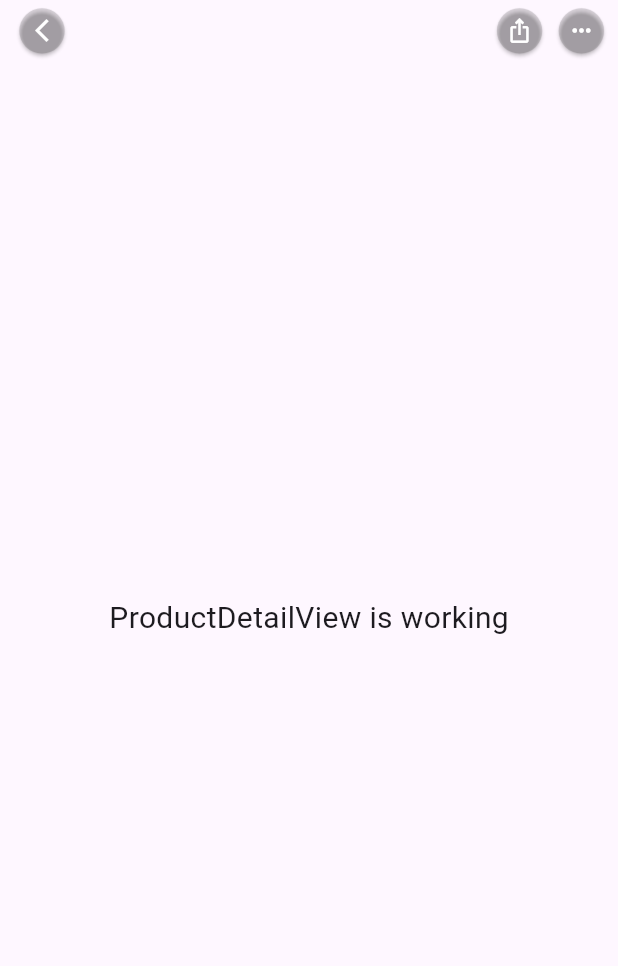
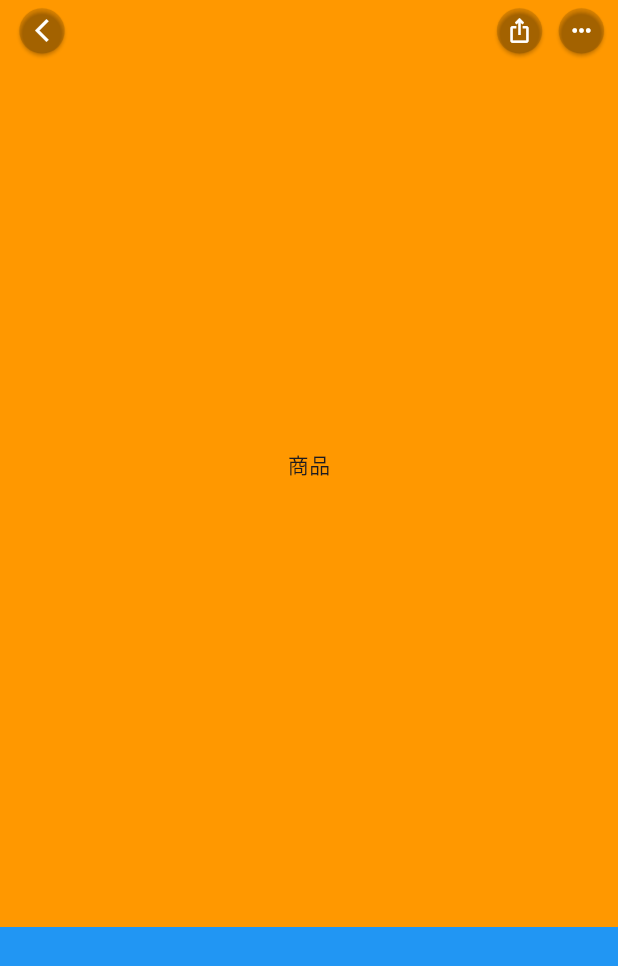
Before and after one commit to story-has-you/xmshop, a Flutter app: the screen it shows after launch, on a phone screen of 412 x 824 dp. Shown: the top 966 px of the screen. Run offline on Flutter 3.47's test engine with Material 2 defaults, Android fonts, the light colour scheme and no system bars; our stand-ins replace dio, flutter_screenutil, flutter_swiper_view, fluttertoast, get, shared_preferences.

Commit message:
锚点跳转

```diff
--- a/lib/app/modules/product_detail/controllers/product_detail_controller.dart
+++ b/lib/app/modules/product_detail/controllers/product_detail_controller.dart
@@ -12,6 +12,9 @@ class ProductDetailController extends GetxController {
 
   final RxInt currentTabIndex = 1.obs;
   final RxBool showTab = false.obs;
+  final GlobalKey key1 = GlobalKey();
+  final GlobalKey key2 = GlobalKey();
+  final GlobalKey key3 = GlobalKey();
 
   @override
   void onInit() {
@@ -28,6 +31,9 @@ class ProductDetailController extends GetxController {
   _initScroll() {
     scrollController.addListener(() {
       double pixels = scrollController.position.pixels;
+      if (pixels < 0) {
+        return;
+      }
       if (pixels <= 100) {
         opcity.value = pixels / 100;
         if (showTab.value) {
--- a/lib/app/modules/product_detail/views/product_detail_view.dart
+++ b/lib/app/modules/product_detail/views/product_detail_view.dart
@@ -15,11 +15,37 @@ class ProductDetailView extends GetView<ProductDetailController> {
         preferredSize: Size.fromHeight(ScreenAdapter.height(120)),
         child: Obx(() => _appBar()),
       ),
-      body: Center(
-        child: Text(
-          'ProductDetailView is working',
-          style: TextStyle(fontSize: 20),
-        ),
+      body: _body(),
+    );
+  }
+
+  Widget _body() {
+    return SingleChildScrollView(
+      controller: controller.scrollController,
+      child: Column(
+        children: [
+          Container(
+            key: controller.key1,
+            alignment: Alignment.center,
+            height: ScreenAdapter.height(1800),
+            color: Colors.orange,
+            child: const Text("商品"),
+          ),
+          Container(
+            key: controller.key2,
+            alignment: Alignment.center,
+            height: ScreenAdapter.height(2900),
+            color: Colors.blue,
+            child: const Text("详情"),
+          ),
+          Container(
+            key: controller.key3,
+            alignment: Alignment.center,
+            height: ScreenAdapter.height(3900),
+            color: Colors.red,
+            child: const Text("推荐"),
+          ),
+        ],
       ),
     );
   }
@@ -57,7 +83,23 @@ class ProductDetailView extends GetView<ProductDetailController> {
                     var id = e['id'];
                     var title = e['title'];
                     return InkWell(
-                      onTap: () => controller.setCurrentTabIndex(id),
+                      onTap: () {
+                        controller.setCurrentTabIndex(id);
+                        Duration duration = const Duration(seconds: 1);
+                        // 跳转到指定的容器
+                        switch (id) {
+                          case 1:
+                            Scrollable.ensureVisible(controller.key1.currentContext as BuildContext, duration: duration);
+                            break;
+                          case 2:
+                            Scrollable.ensureVisible(controller.key2.currentContext as BuildContext, duration: duration);
+                            break;
+                          case 3:
+                            Scrollable.ensureVisible(controller.key3.currentContext as BuildContext, duration: duration);
+                            break;
+                          default:
+                        }
+                      },
                       child: Column(
                         mainAxisAlignment: MainAxisAlignment.center,
                         children: [
```
